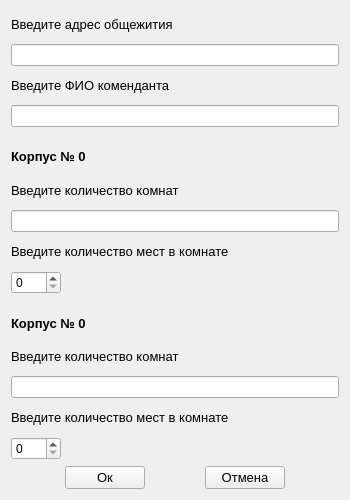
Before: the Qt Designer form Proto/work_proto/redactdata.ui in rogurotus/Work, drawn with Qt 5.
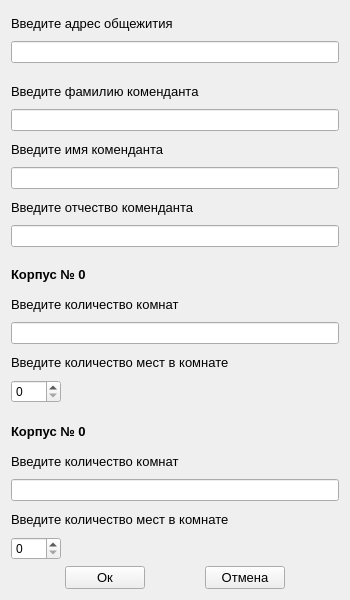
After: the same form once the commit is applied.

```diff
--- a/Proto/work_proto/redactdata.ui
+++ b/Proto/work_proto/redactdata.ui
@@ -7,19 +7,19 @@
     <x>0</x>
     <y>0</y>
     <width>350</width>
-    <height>500</height>
+    <height>600</height>
    </rect>
   </property>
   <property name="minimumSize">
    <size>
     <width>350</width>
-    <height>500</height>
+    <height>600</height>
    </size>
   </property>
   <property name="maximumSize">
    <size>
     <width>350</width>
-    <height>500</height>
+    <height>600</height>
    </size>
   </property>
   <property name="windowTitle">
@@ -42,19 +42,65 @@
     <widget class="QLineEdit" name="lineEdit"/>
    </item>
    <item>
-    <widget class="QLabel" name="label_2">
+    <spacer name="verticalSpacer_3">
+     <property name="orientation">
+      <enum>Qt::Vertical</enum>
+     </property>
+     <property name="sizeType">
+      <enum>QSizePolicy::Fixed</enum>
+     </property>
+     <property name="sizeHint" stdset="0">
+      <size>
+       <width>20</width>
+       <height>10</height>
+      </size>
+     </property>
+    </spacer>
+   </item>
+   <item>
+    <widget class="QLabel" name="surname_label">
      <property name="font">
       <font>
        <pointsize>10</pointsize>
       </font>
      </property>
      <property name="text">
-      <string>Введите ФИО коменданта</string>
+      <string>Введите фамилию коменданта</string>
      </property>
     </widget>
    </item>
    <item>
-    <widget class="QLineEdit" name="lineEdit_2"/>
+    <widget class="QLineEdit" name="surname_edit"/>
+   </item>
+   <item>
+    <widget class="QLabel" name="name_label">
+     <property name="font">
+      <font>
+       <pointsize>10</pointsize>
+      </font>
+     </property>
+     <property name="text">
+      <string>Введите имя коменданта</string>
+     </property>
+    </widget>
+   </item>
+   <item>
+    <widget class="QLineEdit" name="name_edit"/>
+   </item>
+   <item>
+    <widget class="QLabel" name="patronymic_label">
+     <property name="font">
+      <font>
+       <pointsize>10</pointsize>
+      </font>
+     </property>
+     <property name="text">
+      <string>Введите отчество коменданта</string>
+     </property>
+    </widget>
+   </item>
+   <item>
+    <widget class="QLineEdit" name="patronymic_edit"/>
    </item>
    <item>
     <spacer name="verticalSpacer">
```
Left out of the diff: 24 changed lines with no effect on the pictures.
